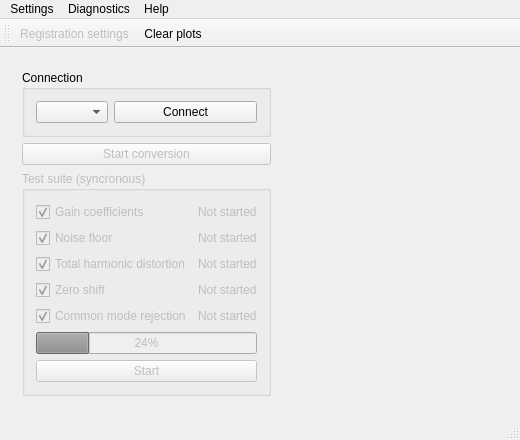
Above: mainwindow.ui from stepankuzmin/mole before the change. Below: the same form after it.
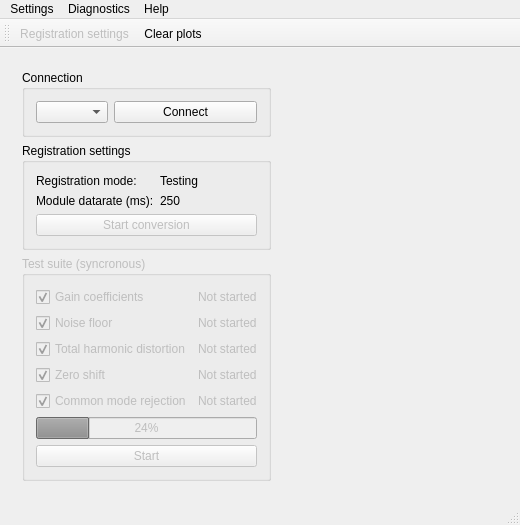
That is the form after the change.

```diff
--- a/mainwindow.ui
+++ b/mainwindow.ui
@@ -20,6 +20,12 @@
    <layout class="QHBoxLayout" name="horizontalLayout">
     <item>
      <widget class="QWidget" name="leftWidget" native="true">
+      <property name="maximumSize">
+       <size>
+        <width>400</width>
+        <height>16777215</height>
+       </size>
+      </property>
       <layout class="QVBoxLayout" name="verticalLayout">
        <item>
         <widget class="QGroupBox" name="connectionGroupBox">
@@ -44,6 +50,44 @@
         </widget>
        </item>
        <item>
+        <widget class="QGroupBox" name="registrationSettingsGroupBox">
+         <property name="title">
+          <string>Registration settings</string>
+         </property>
+         <layout class="QVBoxLayout" name="verticalLayout_3">
+          <item>
+           <layout class="QFormLayout" name="registrationSettingsFormLayout">
+            <item row="0" column="0">
+             <widget class="QLabel" name="registrationModeTextLabel">
+              <property name="text">
+               <string>Registration mode:</string>
+              </property>
+             </widget>
+            </item>
+            <item row="0" column="1">
+             <widget class="QLabel" name="registrationModeLabel">
+              <property name="text">
+               <string>Testing</string>
+              </property>
+             </widget>
+            </item>
+            <item row="1" column="0">
+             <widget class="QLabel" name="moduleDatarateTextLabel">
+              <property name="text">
+               <string>Module datarate (ms):</string>
+              </property>
+             </widget>
+            </item>
+            <item row="1" column="1">
+             <widget class="QLabel" name="moduleDatarateLabel">
+              <property name="text">
+               <string>250</string>
+              </property>
+             </widget>
+            </item>
+           </layout>
+          </item>
+          <item>
         <widget class="QPushButton" name="startConversionPushButton">
          <property name="enabled">
           <bool>false</bool>
@@ -56,6 +100,9 @@
          </property>
         </widget>
        </item>
+         </layout>
+        </widget>
+       </item>
        <item>
         <widget class="QGroupBox" name="testsGroupBox">
          <property name="enabled">
@@ -200,11 +247,8 @@
      </widget>
     </item>
     <item>
-     <layout class="QGridLayout" name="gridLayout">
-      <property name="spacing">
-       <number>1</number>
-      </property>
-      <item row="0" column="0">
+     <layout class="QVBoxLayout" name="plotsLayout">
+      <item>
        <spacer name="horizontalSpacer">
         <property name="orientation">
          <enum>Qt::Horizontal</enum>
```
Lines whose indentation alone changed are shown as unchanged.
